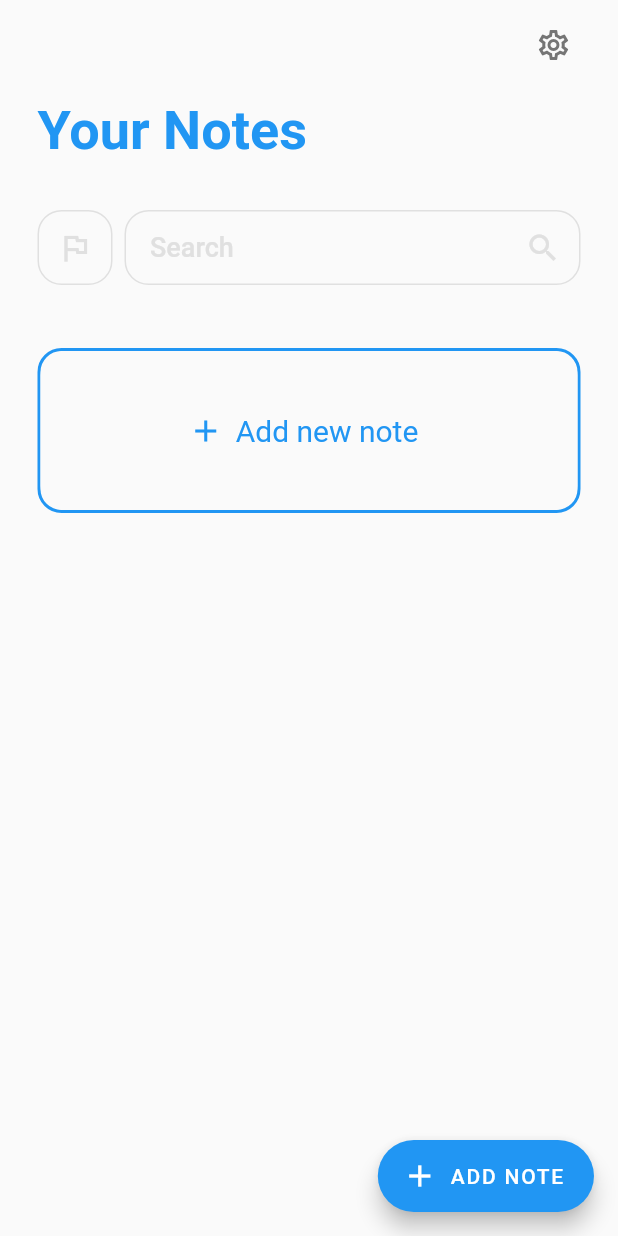
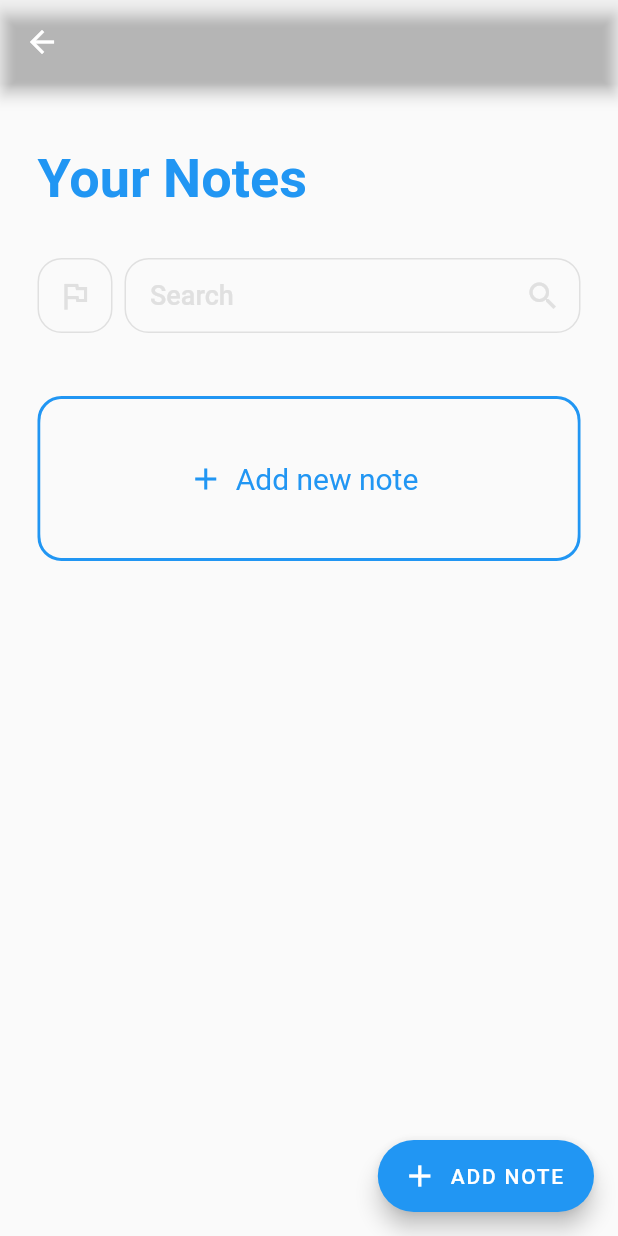
Before and after one commit to Manuel-Seyram/gec_app, a Flutter app: the MyHomePage screen opened directly, on a phone screen of 412 x 824 dp. Run offline on Flutter 3.47's test engine with Material 2 defaults, Android fonts, the phone set to English and light mode, and no system bars; our stand-ins replace outline_material_icons, share, shared_preferences, sqflite; missing offline and left inert: notes; accounts and stored records are empty; Roboto replaces fonts that are missing (ZillaSlab); project files that could hold a hidden picture were left out.

Commit message:
Update home.dart

```diff
--- a/lib/Notes/screens/home.dart
+++ b/lib/Notes/screens/home.dart
@@ -3,15 +3,17 @@ import 'dart:async';
 import 'package:flutter/cupertino.dart';
 import 'package:flutter/material.dart';
 import 'package:flutter/painting.dart';
+import 'package:gec_app/Menu.dart';
 import 'package:gec_app/Notes/components/faderoute.dart';
 import 'package:gec_app/Notes/data/models.dart';
 import 'package:gec_app/Notes/screens/edit.dart';
 import 'package:gec_app/Notes/screens/view.dart';
 import 'package:gec_app/Notes/services/database.dart';
-import 'settings.dart';
+import 'package:gec_app/Notes/screens/settings.dart';
 import 'package:outline_material_icons/outline_material_icons.dart';
-import '../components/cards.dart';
+import 'package:gec_app/Notes/components/cards.dart';
 
+// ignore: must_be_immutable
 class MyHomePage extends StatefulWidget {
   Function(Brightness brightness) changeTheme;
   MyHomePage({Key key, this.title, Function(Brightness brightness) changeTheme})
@@ -51,6 +53,16 @@ class _MyHomePageState extends State<MyHomePage> {
   @override
   Widget build(BuildContext context) {
     return Scaffold(
+      appBar: new AppBar(
+        backgroundColor: Colors.transparent,
+        leading: IconButton(
+          icon: Icon(Icons.arrow_back, color: Colors.white),
+          onPressed: () {
+            Navigator.push(
+                context, MaterialPageRoute(builder: (context) => HomeScreen()));
+          },
+        ),
+      ),
       floatingActionButton: FloatingActionButton.extended(
         backgroundColor: Theme.of(context).primaryColor,
         onPressed: () {
@@ -84,13 +96,8 @@ class _MyHomePageState extends State<MyHomePage> {
                       duration: Duration(milliseconds: 200),
                       padding: EdgeInsets.all(16),
                       alignment: Alignment.centerRight,
-                      child: Icon(
-                        OMIcons.settings,
-                        color: Theme.of(context).brightness == Brightness.light
-                            ? Colors.grey.shade600
-                            : Colors.grey.shade300,
-                      ),
                     ),
+                    //Dont forget to link settings page on the settings card.
                   ),
                 ],
               ),
```
